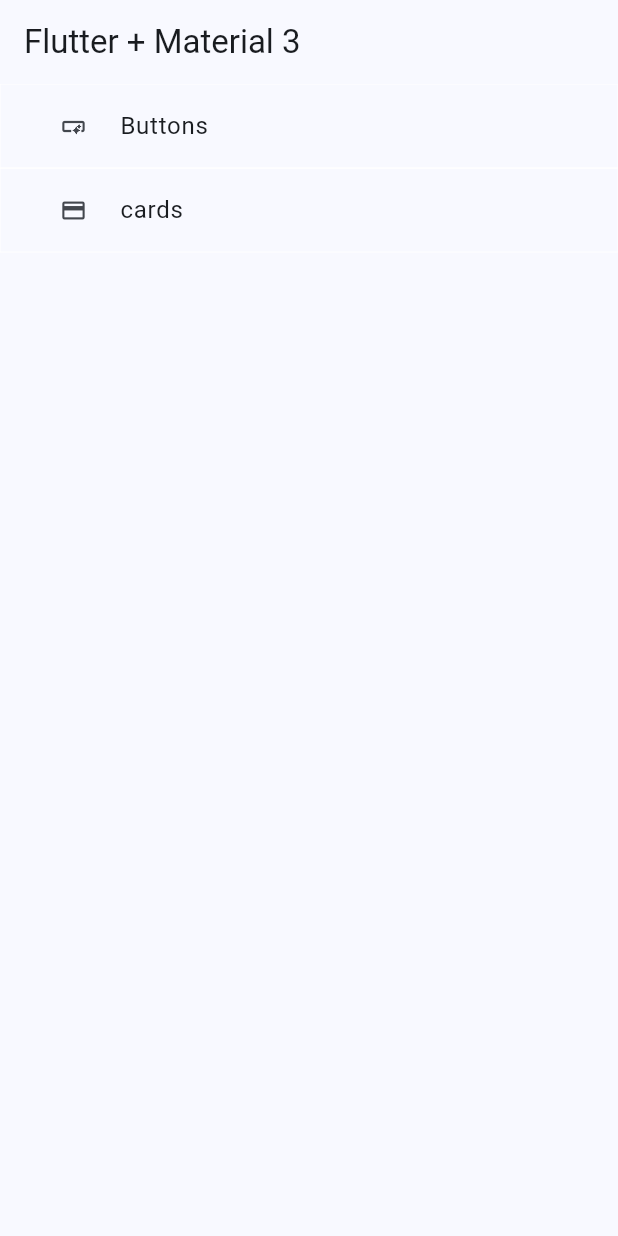
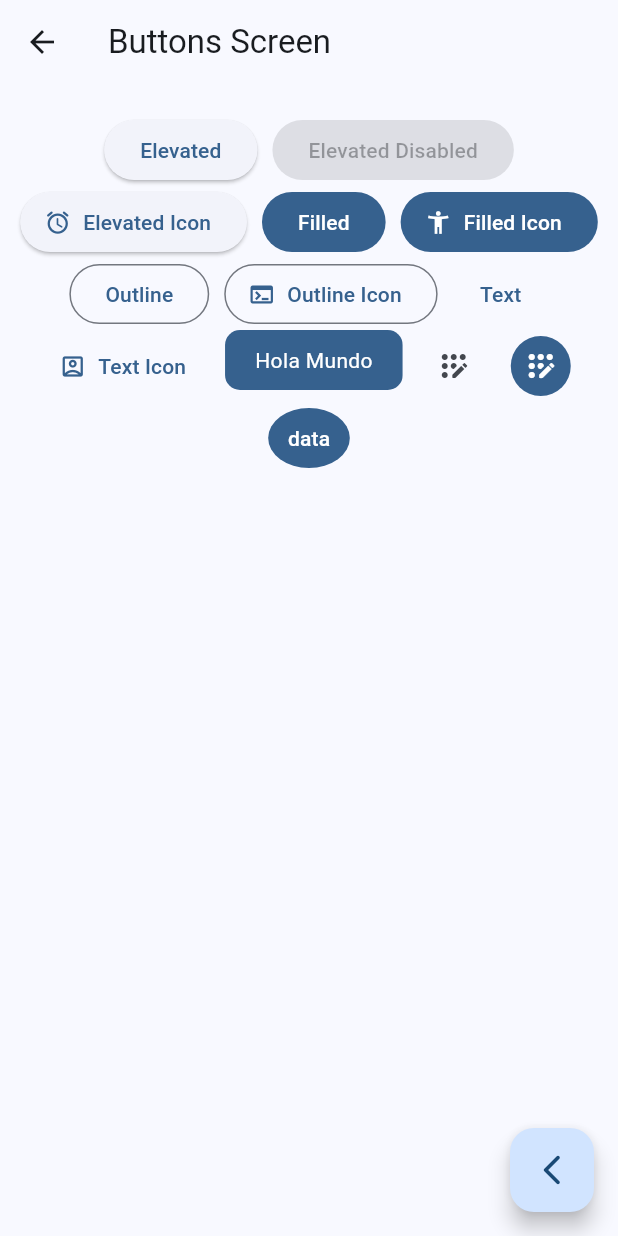
Before and after one commit to danielapandrade/widgets_app, a Flutter app: the screen it shows after launch, after a tap on "Buttons", on a phone screen of 412 x 824 dp. Run offline on Flutter 3.47's test engine with Material 3 defaults, Android fonts, the phone set to English and light mode, and no system bars; our stand-ins replace go_router.

Commit message:
creating buttons screen

```diff
--- a/lib/main.dart
+++ b/lib/main.dart
@@ -1,4 +1,5 @@
 import 'package:flutter/material.dart';
+import 'package:widgets_app/routing/router.dart';
 import 'package:widgets_app/ui/core/theme/app_theme.dart';
 import 'package:widgets_app/ui/home/screens/home_screen.dart';
 
@@ -13,10 +14,10 @@ class MainApp extends StatelessWidget {
 
   @override
   Widget build(BuildContext context) {
-    return  MaterialApp(
+    return  MaterialApp.router(
       debugShowCheckedModeBanner: false,
       theme: appTheme,
-      home: HomeScreen(),
+      routerConfig: router,
     );
   }
 }
--- /dev/null
+++ b/lib/routing/router.dart
@@ -0,0 +1,18 @@
+import 'package:go_router/go_router.dart';
+import 'package:widgets_app/ui/screens.dart';
+
+// GoRouter configuration
+final router = GoRouter(
+  routes: [
+    GoRoute(
+      path: '/',
+      builder: (context, state) => const HomeScreen(),
+
+    ),
+    GoRoute(
+      path: '/buttons',
+      builder: (context, state) => const ButtonsScreen(),
+
+    ),
+  ],
+);
--- /dev/null
+++ b/lib/ui/buttons/buttons_screen.dart
@@ -0,0 +1,122 @@
+import 'package:flutter/material.dart';
+
+import 'package:go_router/go_router.dart';
+
+class ButtonsScreen extends StatelessWidget {
+  static const String name = 'buttons_screen';
+
+  const ButtonsScreen({super.key});
+
+  @override
+  Widget build(BuildContext context) {
+    return Scaffold(
+      appBar: AppBar(title: const Text('Buttons Screen')),
+      body: const _ButtonsView(),
+      floatingActionButton: FloatingActionButton(
+        child: const Icon(Icons.arrow_back_ios_new_rounded),
+        onPressed: () {
+          context.pop();
+        },
+      ),
+    );
+  }
+}
+
+class _ButtonsView extends StatelessWidget {
+  const _ButtonsView();
+
+  @override
+  Widget build(BuildContext context) {
+    final value = CircleBorder(eccentricity: 0.4);
+    final colors = Theme.of(context).colorScheme;
+
+    return SizedBox(
+      width: double.infinity,
+      child: Padding(
+        padding: const EdgeInsets.symmetric(horizontal: 10, vertical: 20),
+        child: Wrap(
+          spacing: 10,
+          alignment: WrapAlignment.center,
+          children: [
+            ElevatedButton(onPressed: () {}, child: const Text('Elevated')),
+            const ElevatedButton(
+              onPressed: null,
+              child: Text('Elevated Disabled'),
+            ),
+
+            ElevatedButton.icon(
+              onPressed: () {},
+              icon: const Icon(Icons.access_alarm_rounded),
+              label: const Text('Elevated Icon'),
+            ),
+
+            FilledButton(onPressed: () {}, child: const Text('Filled')),
+            FilledButton.icon(
+              onPressed: () {},
+              icon: const Icon(Icons.accessibility_new),
+              label: const Text('Filled Icon'),
+            ),
+
+            OutlinedButton(onPressed: () {}, child: const Text('Outline')),
+            OutlinedButton.icon(
+              onPressed: () {},
+              label: const Text('Outline Icon'),
+              icon: const Icon(Icons.terminal),
+            ),
+
+            TextButton(onPressed: () {}, child: const Text('Text')),
+            TextButton.icon(
+              onPressed: () {},
+              icon: const Icon(Icons.account_box_outlined),
+              label: const Text('Text Icon'),
+            ),
+
+            const CustomButton(),
+
+            IconButton(
+              onPressed: () {},
+              icon: const Icon(Icons.app_registration_rounded),
+            ),
+            IconButton(
+              onPressed: () {},
+              icon: const Icon(Icons.app_registration_rounded),
+              style: ButtonStyle(
+                backgroundColor: WidgetStatePropertyAll(colors.primary),
+                iconColor: const WidgetStatePropertyAll(Colors.white),
+              ),
+            ),
+
+            FilledButton(
+              onPressed: () {},
+              style: ButtonStyle(shape: WidgetStateProperty.all(value)),
+              child: Text('data'),
+            ),
+          ],
+        ),
+      ),
+    );
+  }
+}
+
+class CustomButton extends StatelessWidget {
+  const CustomButton({super.key});
+
+  @override
+  Widget build(BuildContext context) {
+    final colors = Theme.of(context).colorScheme;
+
+    return ClipRRect(
+      borderRadius: BorderRadius.circular(10),
+      child: Material(
+        color: colors.primary,
+        child: InkWell(
+          onTap: () {},
+          child: const Padding(
+            padding: EdgeInsets.symmetric(horizontal: 20, vertical: 10),
+            child: Text('Hola Mundo', style: TextStyle(color: Colors.white)),
+          ),
+        ),
+      ),
+    );
+  }
+}
--- /dev/null
+++ b/lib/ui/cards/cards_screen.dart
@@ -0,0 +1,16 @@
+import 'package:flutter/material.dart';
+
+class CardsScreen extends StatelessWidget{
+
+  const CardsScreen({super.key});
+
+  @override
+  Widget build(BuildContext context) {
+    return Scaffold(
+      appBar: AppBar(
+        title: Text('Cards'),
+      ),
+      body: Placeholder(),
+    );
+  }
+}
--- a/lib/ui/home/screens/home_screen.dart
+++ b/lib/ui/home/screens/home_screen.dart
@@ -1,4 +1,5 @@
 import 'package:flutter/material.dart';
+import 'package:go_router/go_router.dart';
 import 'package:widgets_app/domain/models/menu/menu_item.dart';
 
 class HomeScreen extends StatelessWidget {
@@ -13,28 +14,40 @@ class HomeScreen extends StatelessWidget {
 }
 
 class _HomeView extends StatelessWidget {
-  const _HomeView({super.key});
+
 
   @override
   Widget build(BuildContext context) {
-    final list = appMenuItens;
+
 
     return ListView.builder(
       itemCount: appMenuItens.length,
       itemBuilder: (context, index) {
-        return OutlinedButton(
-          onPressed: () {},
-
-          style: OutlinedButton.styleFrom(
-            side: BorderSide(width: 0, color: Colors.white),
-            shape: ContinuousRectangleBorder(),
-          ),
-          child: ListTile(
-            title: Text(list[index].title),
-            leading: Icon(list[index].icon),
-          ),
-        );
+        final menuItem = appMenuItens[index];
+        return _CustomListTile(menuItem: menuItem);
       },
     );
   }
 }
+
+class _CustomListTile extends StatelessWidget{
+
+
+  const _CustomListTile({required this.menuItem});
+
+  final MenuItem menuItem;
+
+  @override
+  Widget build(BuildContext context) {
+
+    return ListTile(
+     title: Text(menuItem.title),
+     subtitle: Text(menuItem.subtitle),
+     leading: Icon(menuItem.icon, color: Theme.of(context).primaryColor,),
+     trailing: Icon(Icons.arrow_forward_ios_outlined, color:Theme.of(context).primaryColor,),
+     onTap: () {
+       context.push(menuItem.link);
+     },
+    );
+  }
+}
--- /dev/null
+++ b/lib/ui/screens.dart
@@ -0,0 +1,3 @@
+export 'package:widgets_app/ui/buttons/buttons_screen.dart';
+export 'package:widgets_app/ui/cards/cards_screen.dart';
+export 'package:widgets_app/ui/home/screens/home_screen.dart';
--- a/pubspec.yaml
+++ b/pubspec.yaml
@@ -9,6 +9,7 @@ environment:
 dependencies:
   flutter:
     sdk: flutter
+  go_router: ^16.2.4
 
 dev_dependencies:
   flutter_test:
```
Also changed, not shown: pubspec.lock.
